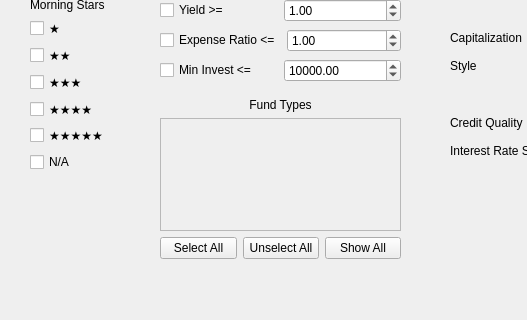
Old version of the form MFWindow.ui in the repository faalbers/MarketAnalyze; both pictures show x 0 to 527 and y 312 to 632 of the 969 by 632 pixel window.
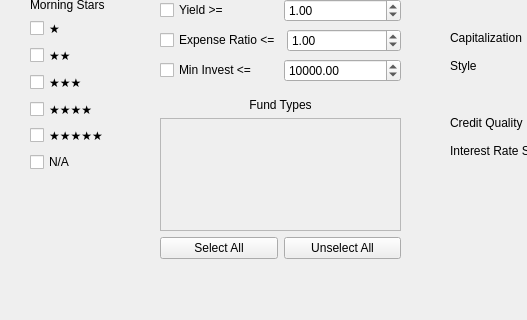
New version of the form.

Commit message: fixed buttons FundType

Patch:
```diff
--- a/MFWindow.ui
+++ b/MFWindow.ui
@@ -648,13 +648,6 @@
          </property>
         </widget>
        </item>
-       <item>
-        <widget class="QPushButton" name="showAllFundType">
-         <property name="text">
-          <string>Show All</string>
-         </property>
-        </widget>
-       </item>
       </layout>
      </item>
     </layout>
```
The commit also changes 1 other file.
